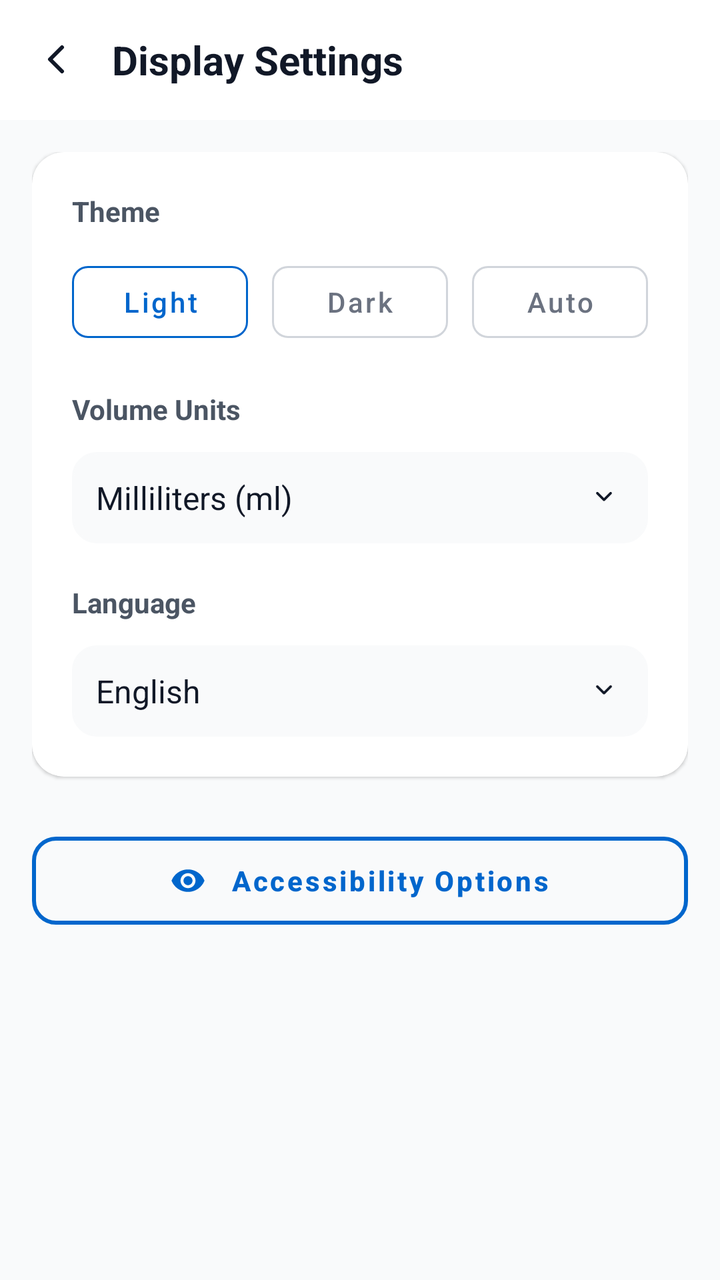
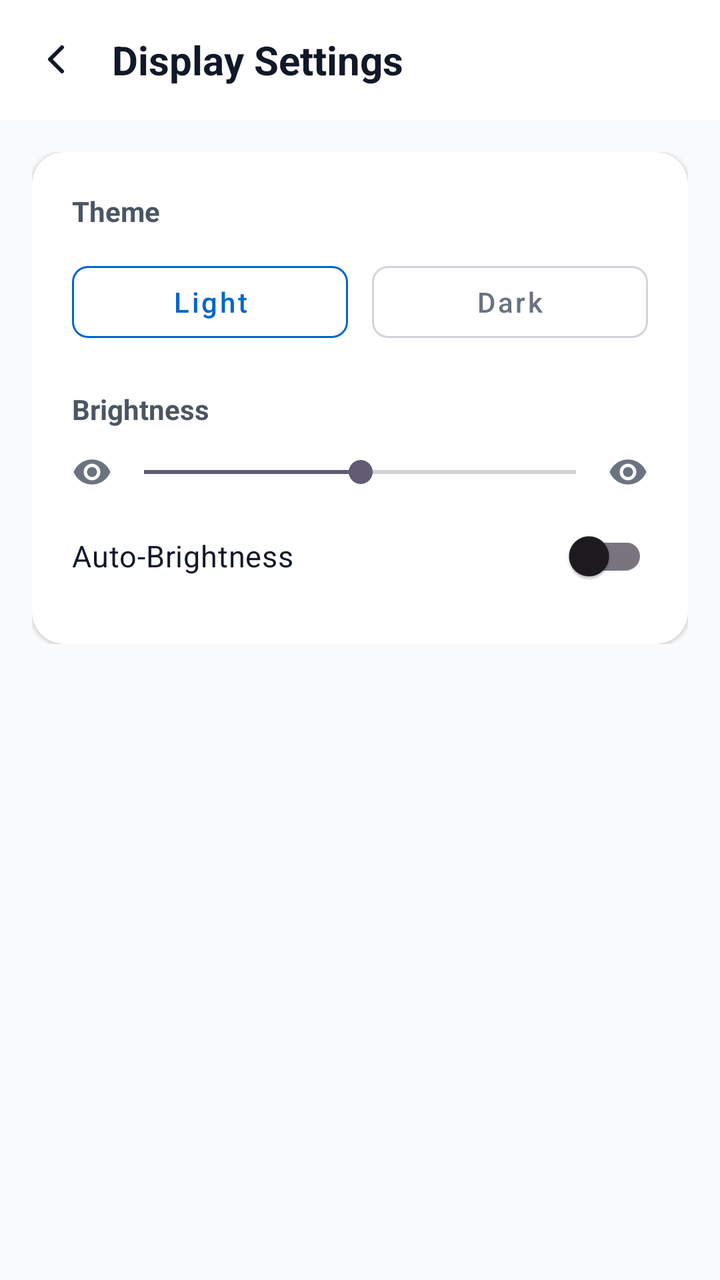

The first picture is an Android layout as it rendered before a commit; the second is the same layout after the commit. The layout source and the unified diff follow.
<!-- AndroidManifest.xml: application theme Theme.Bladder_frontend -->
<!-- res/layout/activity_display.xml -->
<?xml version="1.0" encoding="utf-8"?>
<androidx.constraintlayout.widget.ConstraintLayout xmlns:android="http://schemas.android.com/apk/res/android"
    xmlns:app="http://schemas.android.com/apk/res-auto"
    xmlns:tools="http://schemas.android.com/tools"
    android:layout_width="match_parent"
    android:layout_height="match_parent"
    android:background="#F9FAFB"
    tools:context=".DisplayActivity">

    
    <androidx.appcompat.widget.Toolbar
        android:id="@+id/toolbar"
        android:layout_width="match_parent"
        android:layout_height="60dp"
        android:background="#FFFFFF"
        app:layout_constraintTop_toTopOf="parent">

        <RelativeLayout
            android:layout_width="match_parent"
            android:layout_height="wrap_content"
            android:layout_marginEnd="16dp">

            <ImageView
                android:id="@+id/btn_back"
                android:layout_width="24dp"
                android:layout_height="24dp"
                android:layout_centerVertical="true"
                android:src="@drawable/ic_arrow_back"
                app:tint="#111827" />

            <TextView
                android:layout_width="wrap_content"
                android:layout_height="wrap_content"
                android:layout_centerVertical="true"
                android:layout_marginStart="16dp"
                android:layout_toEndOf="@id/btn_back"
                android:text="Display Settings"
                android:textColor="#111827"
                android:textSize="20sp"
                android:textStyle="bold" />
        </RelativeLayout>
    </androidx.appcompat.widget.Toolbar>

    <ScrollView
        android:layout_width="match_parent"
        android:layout_height="0dp"
        app:layout_constraintBottom_toBottomOf="parent"
        app:layout_constraintTop_toBottomOf="@id/toolbar">

        <LinearLayout
            android:layout_width="match_parent"
            android:layout_height="wrap_content"
            android:orientation="vertical"
            android:padding="16dp">

            
            <com.google.android.material.card.MaterialCardView
                android:layout_width="match_parent"
                android:layout_height="wrap_content"
                app:cardBackgroundColor="#FFFFFF"
                app:cardCornerRadius="16dp"
                app:cardElevation="1dp"
                app:strokeWidth="0dp">

                <LinearLayout
                    android:layout_width="match_parent"
                    android:layout_height="wrap_content"
                    android:orientation="vertical"
                    android:padding="20dp">

                    <TextView
                        android:layout_width="wrap_content"
                        android:layout_height="wrap_content"
                        android:text="Theme"
                        android:textColor="#4B5563"
                        android:textSize="14sp"
                        android:textStyle="bold" />

                    <LinearLayout
                        android:layout_width="match_parent"
                        android:layout_height="wrap_content"
                        android:layout_marginTop="12dp"
                        android:orientation="horizontal">

                        <com.google.android.material.button.MaterialButton
                            android:id="@+id/btn_theme_light"
                            style="@style/Widget.MaterialComponents.Button.OutlinedButton"
                            android:layout_width="0dp"
                            android:layout_height="wrap_content"
                            android:layout_weight="1"
                            android:text="Light"
                            android:textAllCaps="false"
                            android:textColor="#0066CC"
                            app:cornerRadius="8dp"
                            app:strokeColor="#0066CC" />

                        <View
                            android:layout_width="12dp"
                            android:layout_height="match_parent" />

                        <com.google.android.material.button.MaterialButton
                            android:id="@+id/btn_theme_dark"
                            style="@style/Widget.MaterialComponents.Button.OutlinedButton"
                            android:layout_width="0dp"
                            android:layout_height="wrap_content"
                            android:layout_weight="1"
                            android:text="Dark"
                            android:textAllCaps="false"
                            android:textColor="#6B7280"
                            app:cornerRadius="8dp"
                            app:strokeColor="#D1D5DB" />

                        <View
                            android:layout_width="12dp"
                            android:layout_height="match_parent" />

                        <com.google.android.material.button.MaterialButton
                            android:id="@+id/btn_theme_auto"
                            style="@style/Widget.MaterialComponents.Button.OutlinedButton"
                            android:layout_width="0dp"
                            android:layout_height="wrap_content"
                            android:layout_weight="1"
                            android:text="Auto"
                            android:textAllCaps="false"
                            android:textColor="#6B7280"
                            app:cornerRadius="8dp"
                            app:strokeColor="#D1D5DB" />
                    </LinearLayout>

                    <TextView
                        android:layout_width="wrap_content"
                        android:layout_height="wrap_content"
                        android:layout_marginTop="20dp"
                        android:text="Volume Units"
                        android:textColor="#4B5563"
                        android:textSize="14sp"
                        android:textStyle="bold" />

                    <RelativeLayout
                        android:layout_width="match_parent"
                        android:layout_height="wrap_content"
                        android:layout_marginTop="12dp"
                        android:background="@drawable/rounded_white_bg"
                        android:backgroundTint="#F9FAFB"
                        android:padding="12dp">

                        <TextView
                            android:layout_width="wrap_content"
                            android:layout_height="wrap_content"
                            android:layout_centerVertical="true"
                            android:text="Milliliters (ml)"
                            android:textColor="#111827"
                            android:textSize="16sp" />

                        <ImageView
                            android:layout_width="20dp"
                            android:layout_height="20dp"
                            android:layout_alignParentEnd="true"
                            android:layout_centerVertical="true"
                            android:src="@drawable/ic_chevron_down"
                            app:tint="#111827" />
                    </RelativeLayout>

                    <TextView
                        android:layout_width="wrap_content"
                        android:layout_height="wrap_content"
                        android:layout_marginTop="20dp"
                        android:text="Language"
                        android:textColor="#4B5563"
                        android:textSize="14sp"
                        android:textStyle="bold" />

                    <RelativeLayout
                        android:id="@+id/btn_language"
                        android:layout_width="match_parent"
                        android:layout_height="wrap_content"
                        android:layout_marginTop="12dp"
                        android:background="@drawable/rounded_white_bg"
                        android:backgroundTint="#F9FAFB"
                        android:clickable="true"
                        android:focusable="true"
                        android:padding="12dp">

                        <TextView
                            android:layout_width="wrap_content"
                            android:layout_height="wrap_content"
                            android:layout_centerVertical="true"
                            android:text="English"
                            android:textColor="#111827"
                            android:textSize="16sp" />

                        <ImageView
                            android:layout_width="20dp"
                            android:layout_height="20dp"
                            android:layout_alignParentEnd="true"
                            android:layout_centerVertical="true"
                            android:src="@drawable/ic_chevron_down"
                            app:tint="#111827" />
                    </RelativeLayout>

                </LinearLayout>
            </com.google.android.material.card.MaterialCardView>

            
            <com.google.android.material.button.MaterialButton
                android:id="@+id/btn_accessibility"
                style="@style/Widget.MaterialComponents.Button.OutlinedButton"
                android:layout_width="match_parent"
                android:layout_height="56dp"
                android:layout_marginTop="24dp"
                android:text="Accessibility Options"
                android:textAllCaps="false"
                android:textColor="#0066CC"
                android:textStyle="bold"
                app:cornerRadius="12dp"
                app:icon="@drawable/ic_visibility"
                app:iconGravity="textStart"
                app:iconPadding="12dp"
                app:iconTint="#0066CC"
                app:strokeColor="#0066CC"
                app:strokeWidth="2dp" />

        </LinearLayout>
    </ScrollView>

</androidx.constraintlayout.widget.ConstraintLayout>
<!-- resources referenced by this layout -->
<resources>
  <!-- drawable ic_arrow_back (drawable) -->
  <vector xmlns:android="http://schemas.android.com/apk/res/android"
      android:width="24dp"
      android:height="24dp"
      android:viewportWidth="24"
      android:viewportHeight="24">
    <path
        android:pathData="M15,18l-6,-6l6,-6"
        android:strokeLineJoin="round"
        android:strokeWidth="2"
        android:fillColor="#00000000"
        android:strokeColor="#000000"
        android:strokeLineCap="round"/>
  </vector>
  <!-- drawable ic_chevron_down (drawable) -->
  <vector xmlns:android="http://schemas.android.com/apk/res/android"
      android:width="14dp"
      android:height="14dp"
      android:viewportWidth="14"
      android:viewportHeight="14">
      <path
          android:fillColor="#000000"
          android:pathData="M9.64276,5.23239C9.81361,5.40324 9.81361,5.68025 9.64276,5.85109L7.30942,8.18442C7.13856,8.35528 6.8616,8.35528 6.69074,8.18442L4.35739,5.85109C4.18653,5.68025 4.18653,5.40324 4.35739,5.23239C4.52824,5.06153 4.80525,5.06153 4.97611,5.23239L7.00008,7.25634L9.02407,5.23239C9.19493,5.06153 9.4719,5.06153 9.64276,5.23239Z" />
  </vector>
  <!-- drawable ic_visibility (drawable) -->
  <vector xmlns:android="http://schemas.android.com/apk/res/android"
      android:width="24dp"
      android:height="24dp"
      android:viewportWidth="24"
      android:viewportHeight="24">
      <path
          android:fillColor="#0066CC"
          android:pathData="M12,4.5C7,4.5 2.73,7.61 1,12c1.73,4.39 6,7.5 11,7.5s9.27,-3.11 11,-7.5c-1.73,-4.39 -6,-7.5 -11,-7.5zM12,17c-2.76,0 -5,-2.24 -5,-5s2.24,-5 5,-5 5,2.24 5,5 -2.24,5 -5,5zM12,9c-1.66,0 -3,1.34 -3,3s1.34,3 3,3 3,-1.34 3,-3 -1.34,-3 -3,-3z" />
  </vector>
  <!-- drawable rounded_white_bg (drawable) -->
  <?xml version="1.0" encoding="utf-8"?>
  <shape xmlns:android="http://schemas.android.com/apk/res/android">
      <solid android:color="#FFFFFF" />
      <corners android:radius="12dp" />
      <stroke android:width="1dp" android:color="#E5E7EB" />
  </shape>
  <style name="Theme.Bladder_frontend" parent="Base.Theme.Bladder_frontend" />
  <style name="Base.Theme.Bladder_frontend" parent="Theme.Material3.DayNight.NoActionBar">
          
          
      </style>
</resources>

<!-- the commit's change to res/layout/activity_display.xml (unified diff, before → after) -->
@@ -1,10 +1,11 @@
 <?xml version="1.0" encoding="utf-8"?>
+
 <androidx.constraintlayout.widget.ConstraintLayout xmlns:android="http://schemas.android.com/apk/res/android"
     xmlns:app="http://schemas.android.com/apk/res-auto"
     xmlns:tools="http://schemas.android.com/tools"
     android:layout_width="match_parent"
     android:layout_height="match_parent"
-    android:background="#F9FAFB"
+    android:background="@color/background_color"
     tools:context=".DisplayActivity">
 
     
@@ -12,7 +13,7 @@
         android:id="@+id/toolbar"
         android:layout_width="match_parent"
         android:layout_height="60dp"
-        android:background="#FFFFFF"
+        android:background="@color/card_background"
         app:layout_constraintTop_toTopOf="parent">
 
         <RelativeLayout
@@ -26,7 +27,7 @@
                 android:layout_height="24dp"
                 android:layout_centerVertical="true"
                 android:src="@drawable/ic_arrow_back"
-                app:tint="#111827" />
+                app:tint="@color/text_color_primary" />
 
             <TextView
                 android:layout_width="wrap_content"
@@ -35,7 +36,7 @@
                 android:layout_marginStart="16dp"
                 android:layout_toEndOf="@id/btn_back"
                 android:text="Display Settings"
-                android:textColor="#111827"
+                android:textColor="@color/text_color_primary"
                 android:textSize="20sp"
                 android:textStyle="bold" />
         </RelativeLayout>
@@ -57,7 +58,7 @@
             <com.google.android.material.card.MaterialCardView
                 android:layout_width="match_parent"
                 android:layout_height="wrap_content"
-                app:cardBackgroundColor="#FFFFFF"
+                app:cardBackgroundColor="@color/card_background"
                 app:cardCornerRadius="16dp"
                 app:cardElevation="1dp"
                 app:strokeWidth="0dp">
@@ -72,7 +73,7 @@
                         android:layout_width="wrap_content"
                         android:layout_height="wrap_content"
                         android:text="Theme"
-                        android:textColor="#4B5563"
+                        android:textColor="@color/text_color_secondary"
                         android:textSize="14sp"
                         android:textStyle="bold" />
 
@@ -90,9 +91,9 @@
                             android:layout_weight="1"
                             android:text="Light"
                             android:textAllCaps="false"
-                            android:textColor="#0066CC"
+                            android:textColor="@color/colorPrimary"
                             app:cornerRadius="8dp"
-                            app:strokeColor="#0066CC" />
+                            app:strokeColor="@color/colorPrimary" />
 
                         <View
                             android:layout_width="12dp"
@@ -106,119 +107,60 @@
                             android:layout_weight="1"
                             android:text="Dark"
                             android:textAllCaps="false"
-                            android:textColor="#6B7280"
+                            android:textColor="@color/gray_600"
                             app:cornerRadius="8dp"
-                            app:strokeColor="#D1D5DB" />
-
-                        <View
-                            android:layout_width="12dp"
-                            android:layout_height="match_parent" />
-
-                        <com.google.android.material.button.MaterialButton
-                            android:id="@+id/btn_theme_auto"
-                            style="@style/Widget.MaterialComponents.Button.OutlinedButton"
-                            android:layout_width="0dp"
-                            android:layout_height="wrap_content"
-                            android:layout_weight="1"
-                            android:text="Auto"
-                            android:textAllCaps="false"
-                            android:textColor="#6B7280"
-                            app:cornerRadius="8dp"
-                            app:strokeColor="#D1D5DB" />
+                            app:strokeColor="@color/gray_300" />
                     </LinearLayout>
 
                     <TextView
                         android:layout_width="wrap_content"
                         android:layout_height="wrap_content"
                         android:layout_marginTop="20dp"
-                        android:text="Volume Units"
-                        android:textColor="#4B5563"
+                        android:text="Brightness"
+                        android:textColor="@color/text_color_secondary"
                         android:textSize="14sp"
                         android:textStyle="bold" />
 
-                    <RelativeLayout
+                    <LinearLayout
                         android:layout_width="match_parent"
                         android:layout_height="wrap_content"
                         android:layout_marginTop="12dp"
-                        android:background="@drawable/rounded_white_bg"
-                        android:backgroundTint="#F9FAFB"
-                        android:padding="12dp">
-
-                        <TextView
-                            android:layout_width="wrap_content"
-                            android:layout_height="wrap_content"
-                            android:layout_centerVertical="true"
-                            android:text="Milliliters (ml)"
-                            android:textColor="#111827"
-                            android:textSize="16sp" />
+                        android:gravity="center_vertical"
+                        android:orientation="horizontal">
 
                         <ImageView
                             android:layout_width="20dp"
                             android:layout_height="20dp"
-                            android:layout_alignParentEnd="true"
-                            android:layout_centerVertical="true"
-                            android:src="@drawable/ic_chevron_down"
-                            app:tint="#111827" />
-                    </RelativeLayout>
+                            android:src="@drawable/ic_visibility"
+                            app:tint="@color/gray_600" />
 
-                    <TextView
-                        android:layout_width="wrap_content"
-                        android:layout_height="wrap_content"
-                        android:layout_marginTop="20dp"
-                        android:text="Language"
-                        android:textColor="#4B5563"
-                        android:textSize="14sp"
-                        android:textStyle="bold" />
-
-                    <RelativeLayout
-                        android:id="@+id/btn_language"
-                        android:layout_width="match_parent"
-                        android:layout_height="wrap_content"
-                        android:layout_marginTop="12dp"
-                        android:background="@drawable/rounded_white_bg"
-                        android:backgroundTint="#F9FAFB"
-                        android:clickable="true"
-                        android:focusable="true"
-                        android:padding="12dp">
-
-                        <TextView
-                            android:layout_width="wrap_content"
+                        <SeekBar
+                            android:id="@+id/seek_brightness"
+                            android:layout_width="0dp"
                             android:layout_height="wrap_content"
-                            android:layout_centerVertical="true"
-                            android:text="English"
-                            android:textColor="#111827"
-                            android:textSize="16sp" />
+                            android:layout_weight="1"
+                            android:max="255"
+                            android:progress="128" />
 
                         <ImageView
                             android:layout_width="20dp"
                             android:layout_height="20dp"
-                            android:layout_alignParentEnd="true"
-                            android:layout_centerVertical="true"
-                            android:src="@drawable/ic_chevron_down"
-                            app:tint="#111827" />
-                    </RelativeLayout>
+                            android:src="@drawable/ic_visibility"
+                            app:tint="@color/gray_600" />
+                    </LinearLayout>
+
+                    <com.google.android.material.switchmaterial.SwitchMaterial
+                        android:id="@+id/switch_auto_brightness"
+                        android:layout_width="match_parent"
+                        android:layout_height="wrap_content"
+                        android:layout_marginTop="8dp"
+                        android:text="Auto-Brightness"
+                        android:textColor="@color/text_color_primary"
+                        android:textSize="15sp" />
 
                 </LinearLayout>
             </com.google.android.material.card.MaterialCardView>
 
-            
-            <com.google.android.material.button.MaterialButton
-                android:id="@+id/btn_accessibility"
-                style="@style/Widget.MaterialComponents.Button.OutlinedButton"
-                android:layout_width="match_parent"
-                android:layout_height="56dp"
-                android:layout_marginTop="24dp"
-                android:text="Accessibility Options"
-                android:textAllCaps="false"
-                android:textColor="#0066CC"
-                android:textStyle="bold"
-                app:cornerRadius="12dp"
-                app:icon="@drawable/ic_visibility"
-                app:iconGravity="textStart"
-                app:iconPadding="12dp"
-                app:iconTint="#0066CC"
-                app:strokeColor="#0066CC"
-                app:strokeWidth="2dp" />
 
         </LinearLayout>
     </ScrollView>
<!-- resource entries referenced after the edit -->
@@ -1,5 +1,12 @@
 <!-- resources referenced by this layout -->
 <resources>
+  <color name="background_color">#F9FAFB</color>
+  <color name="card_background">#FFFFFF</color>
+  <color name="colorPrimary">#0066CC</color>
+  <color name="gray_300">#D1D5DB</color>
+  <color name="gray_600">#6B7280</color>
+  <color name="text_color_primary">#111827</color>
+  <color name="text_color_secondary">#4B5563</color>
   <!-- drawable ic_arrow_back (drawable) -->
   <vector xmlns:android="http://schemas.android.com/apk/res/android"
       android:width="24dp"
@@ -14,16 +21,6 @@
         android:strokeColor="#000000"
         android:strokeLineCap="round"/>
   </vector>
-  <!-- drawable ic_chevron_down (drawable) -->
-  <vector xmlns:android="http://schemas.android.com/apk/res/android"
-      android:width="14dp"
-      android:height="14dp"
-      android:viewportWidth="14"
-      android:viewportHeight="14">
-      <path
-          android:fillColor="#000000"
-          android:pathData="M9.64276,5.23239C9.81361,5.40324 9.81361,5.68025 9.64276,5.85109L7.30942,8.18442C7.13856,8.35528 6.8616,8.35528 6.69074,8.18442L4.35739,5.85109C4.18653,5.68025 4.18653,5.40324 4.35739,5.23239C4.52824,5.06153 4.80525,5.06153 4.97611,5.23239L7.00008,7.25634L9.02407,5.23239C9.19493,5.06153 9.4719,5.06153 9.64276,5.23239Z" />
-  </vector>
   <!-- drawable ic_visibility (drawable) -->
   <vector xmlns:android="http://schemas.android.com/apk/res/android"
       android:width="24dp"
@@ -34,17 +31,10 @@
           android:fillColor="#0066CC"
           android:pathData="M12,4.5C7,4.5 2.73,7.61 1,12c1.73,4.39 6,7.5 11,7.5s9.27,-3.11 11,-7.5c-1.73,-4.39 -6,-7.5 -11,-7.5zM12,17c-2.76,0 -5,-2.24 -5,-5s2.24,-5 5,-5 5,2.24 5,5 -2.24,5 -5,5zM12,9c-1.66,0 -3,1.34 -3,3s1.34,3 3,3 3,-1.34 3,-3 -1.34,-3 -3,-3z" />
   </vector>
-  <!-- drawable rounded_white_bg (drawable) -->
-  <?xml version="1.0" encoding="utf-8"?>
-  <shape xmlns:android="http://schemas.android.com/apk/res/android">
-      <solid android:color="#FFFFFF" />
-      <corners android:radius="12dp" />
-      <stroke android:width="1dp" android:color="#E5E7EB" />
-  </shape>
   <style name="Theme.Bladder_frontend" parent="Base.Theme.Bladder_frontend" />
   <style name="Base.Theme.Bladder_frontend" parent="Theme.Material3.DayNight.NoActionBar">
           
-          
+          <item name="colorPrimary">@color/colorPrimary</item>
       </style>
 </resources>
 
